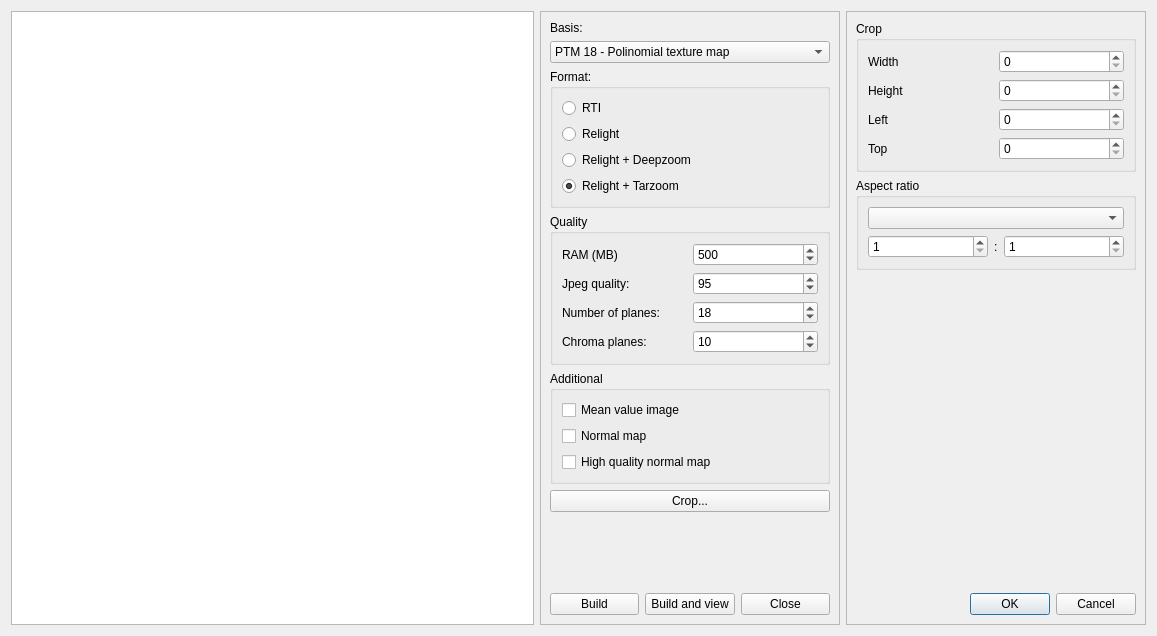
First picture: the form in relight/rtiexport.ui, repository cnr-isti-vclab/relight, before the edit.
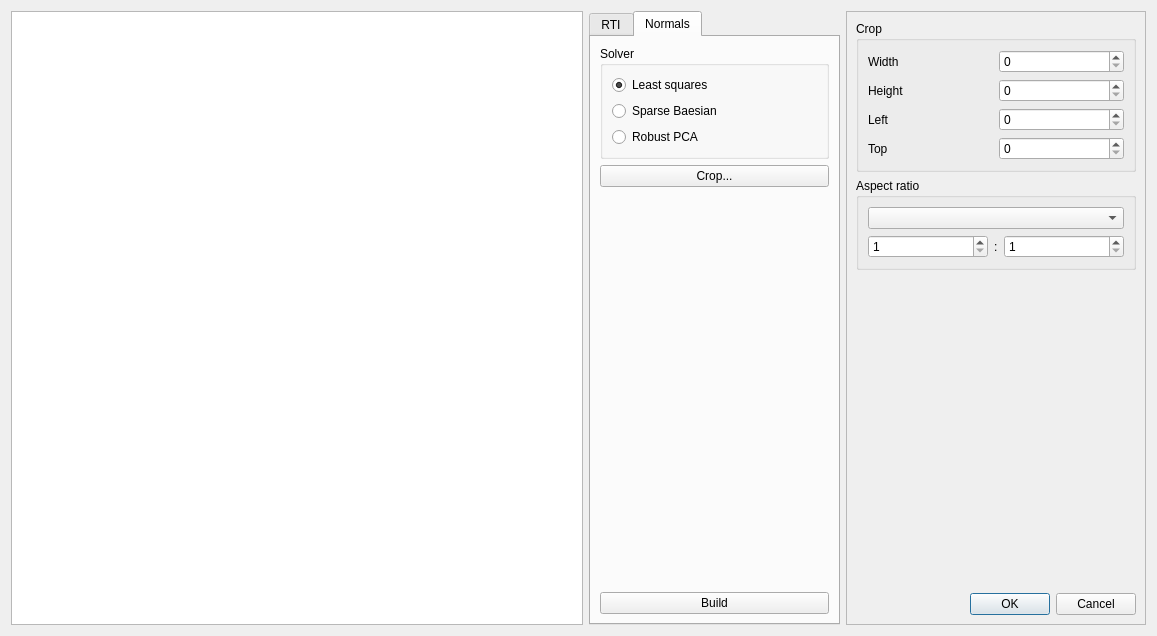
Second picture: the form after the edit. Custom widgets are drawn as their Qt base class.

Commit message: added normals scripts and rtiexport now has a normals tab.

What changed in the file:
```diff
--- a/relight/rtiexport.ui
+++ b/relight/rtiexport.ui
@@ -25,34 +25,23 @@
     </widget>
    </item>
    <item>
-    <widget class="QFrame" name="export_frame">
-     <property name="sizePolicy">
-      <sizepolicy hsizetype="Minimum" vsizetype="Preferred">
-       <horstretch>1</horstretch>
-       <verstretch>0</verstretch>
-      </sizepolicy>
+    <widget class="QTabWidget" name="export_frame">
+     <property name="currentIndex">
+      <number>1</number>
      </property>
-     <property name="minimumSize">
-      <size>
-       <width>300</width>
-       <height>300</height>
-      </size>
-     </property>
-     <property name="frameShape">
-      <enum>QFrame::StyledPanel</enum>
-     </property>
-     <property name="frameShadow">
-      <enum>QFrame::Raised</enum>
-     </property>
-     <layout class="QGridLayout" name="gridLayout_5">
-      <item row="0" column="0">
+     <widget class="QWidget" name="tabWidgetPage1">
+      <attribute name="title">
+       <string>RTI</string>
+      </attribute>
+      <layout class="QVBoxLayout" name="verticalLayout">
+       <item>
        <widget class="QLabel" name="label">
         <property name="text">
          <string>Basis:</string>
         </property>
        </widget>
       </item>
-      <item row="1" column="0" colspan="3">
+       <item>
        <widget class="QComboBox" name="basis">
         <property name="sizePolicy">
          <sizepolicy hsizetype="Preferred" vsizetype="Fixed">
@@ -97,7 +86,7 @@
         </item>
        </widget>
       </item>
-      <item row="2" column="0" colspan="3">
+       <item>
        <widget class="QGroupBox" name="groupBox_3">
         <property name="title">
          <string>Format:</string>
@@ -140,7 +129,7 @@
         </layout>
        </widget>
       </item>
-      <item row="3" column="0" colspan="3">
+       <item>
        <widget class="QGroupBox" name="groupBox_2">
         <property name="sizePolicy">
          <sizepolicy hsizetype="Preferred" vsizetype="Preferred">
@@ -238,78 +227,109 @@
         </layout>
        </widget>
       </item>
-      <item row="4" column="0" colspan="3">
-       <widget class="QGroupBox" name="groupBox_5">
-        <property name="title">
-         <string>Additional</string>
-        </property>
-        <layout class="QGridLayout" name="gridLayout_4">
-         <item row="2" column="0">
-          <widget class="QCheckBox" name="normals">
-           <property name="text">
-            <string>Normal map</string>
-           </property>
-          </widget>
-         </item>
-         <item row="0" column="0">
-          <widget class="QCheckBox" name="means">
-           <property name="text">
-            <string>Mean value image</string>
-           </property>
-          </widget>
-         </item>
-         <item row="3" column="0">
-          <widget class="QCheckBox" name="highNormals">
-           <property name="text">
-            <string>High quality normal map</string>
-           </property>
-          </widget>
-         </item>
-        </layout>
-       </widget>
-      </item>
-      <item row="6" column="1" colspan="2">
-       <spacer name="verticalSpacer">
-        <property name="orientation">
-         <enum>Qt::Vertical</enum>
-        </property>
-        <property name="sizeHint" stdset="0">
-         <size>
-          <width>20</width>
-          <height>99</height>
-         </size>
-        </property>
-       </spacer>
-      </item>
-      <item row="5" column="0" colspan="3">
+       <item>
        <widget class="QPushButton" name="crop">
         <property name="text">
          <string>Crop...</string>
         </property>
        </widget>
       </item>
-      <item row="7" column="0">
-       <widget class="QPushButton" name="build">
+       <item>
+        <spacer name="verticalSpacer_2">
+         <property name="orientation">
+          <enum>Qt::Vertical</enum>
+         </property>
+         <property name="sizeHint" stdset="0">
+          <size>
+           <width>20</width>
+           <height>40</height>
+          </size>
+         </property>
+        </spacer>
+       </item>
+       <item>
+        <widget class="QPushButton" name="build_rti">
         <property name="text">
          <string>Build</string>
         </property>
        </widget>
       </item>
-      <item row="7" column="1">
+       <item>
        <widget class="QPushButton" name="preview">
         <property name="text">
          <string>Build and view</string>
         </property>
        </widget>
       </item>
-      <item row="7" column="2">
-       <widget class="QPushButton" name="close">
+      </layout>
+     </widget>
+     <widget class="QWidget" name="tab">
+      <attribute name="title">
+       <string>Normals</string>
+      </attribute>
+      <layout class="QVBoxLayout" name="verticalLayout_4">
+       <item>
+        <widget class="QGroupBox" name="groupBox_5">
+         <property name="title">
+          <string>Solver</string>
+         </property>
+         <layout class="QGridLayout" name="gridLayout_4">
+          <item row="0" column="0">
+           <widget class="QRadioButton" name="l2_solver">
         <property name="text">
-         <string>Close</string>
-        </property>
-       </widget>
-      </item>
-     </layout>
+             <string>Least squares</string>
+            </property>
+            <property name="checked">
+             <bool>true</bool>
+            </property>
+           </widget>
+          </item>
+          <item row="2" column="0">
+           <widget class="QRadioButton" name="sbl_solver">
+            <property name="text">
+             <string>Sparse Baesian</string>
+            </property>
+           </widget>
+          </item>
+          <item row="3" column="0">
+           <widget class="QRadioButton" name="rpca_solver">
+            <property name="text">
+             <string>Robust PCA</string>
+            </property>
+           </widget>
+          </item>
+         </layout>
+        </widget>
+       </item>
+       <item>
+        <widget class="QPushButton" name="crop1">
+         <property name="text">
+          <string>Crop...</string>
+         </property>
+        </widget>
+       </item>
+       <item>
+        <spacer name="verticalSpacer">
+         <property name="orientation">
+          <enum>Qt::Vertical</enum>
+         </property>
+         <property name="sizeHint" stdset="0">
+          <size>
+           <width>20</width>
+           <height>40</height>
+          </size>
+         </property>
+        </spacer>
+       </item>
+       <item>
+        <widget class="QPushButton" name="build_normals">
+         <property name="text">
+          <string>Build</string>
+         </property>
+        </widget>
+       </item>
+      </layout>
+     </widget>
     </widget>
    </item>
    <item>
```
Left out of the diff: 80 changed lines with no effect on the pictures. Lines whose indentation alone changed are shown as unchanged. The commit also changes 18 other files.
